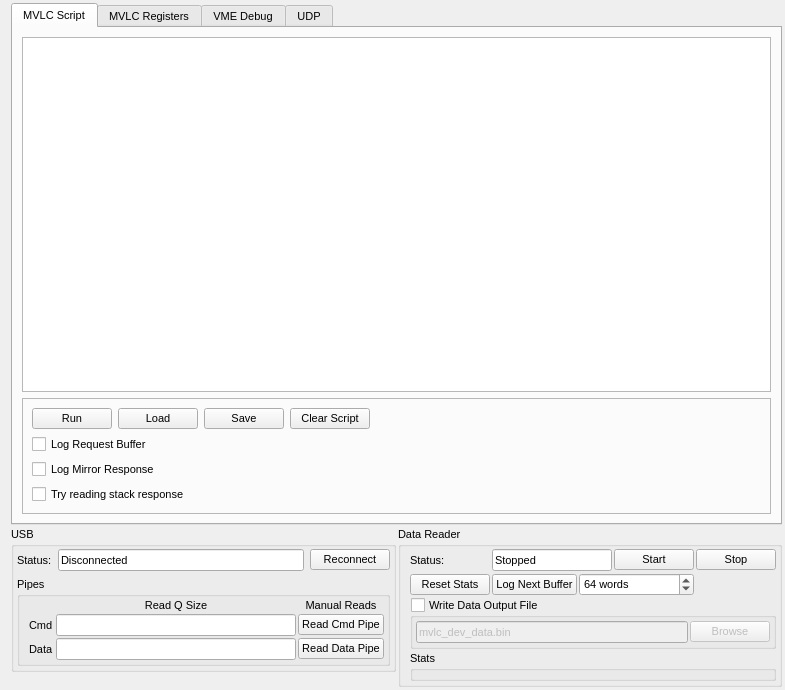
First picture: the form in src/mvlc/mvlc_dev_ui.ui, repository flueke/mvme, before the edit.
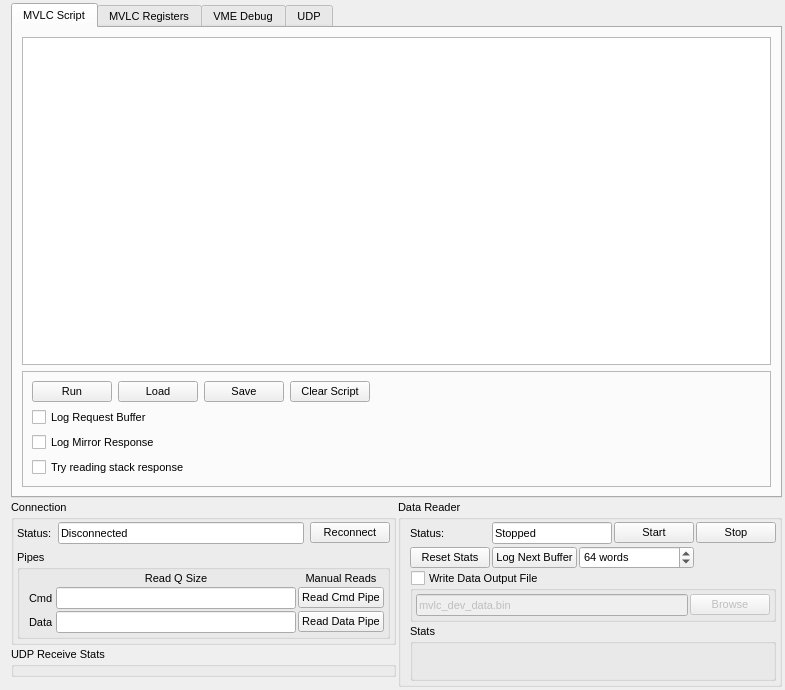
Second picture: the form after the edit.

Commit message: mvlc dev gui: add udp packet counters

The edit to the form file:
```diff
--- a/src/mvlc/mvlc_dev_ui.ui
+++ b/src/mvlc/mvlc_dev_ui.ui
@@ -252,7 +252,7 @@
      <item row="0" column="0">
       <widget class="QGroupBox" name="groupBox_2">
        <property name="title">
-        <string>USB</string>
+        <string>Connection</string>
        </property>
        <layout class="QVBoxLayout" name="verticalLayout_5">
         <property name="leftMargin">
@@ -381,7 +381,7 @@
        </layout>
       </widget>
      </item>
-     <item row="1" column="0">
+     <item row="2" column="0">
       <spacer name="verticalSpacer">
        <property name="orientation">
         <enum>Qt::Vertical</enum>
@@ -394,7 +394,7 @@
        </property>
       </spacer>
      </item>
-     <item row="0" column="1" rowspan="2">
+     <item row="0" column="1" rowspan="3">
       <widget class="QGroupBox" name="groupBox_3">
        <property name="title">
         <string>Data Reader</string>
@@ -546,6 +546,13 @@
        </layout>
       </widget>
      </item>
+     <item row="1" column="0">
+      <widget class="QGroupBox" name="gb_udpStats">
+       <property name="title">
+        <string>UDP Receive Stats</string>
+       </property>
+      </widget>
+     </item>
     </layout>
    </item>
   </layout>
```
Left out of the diff: 6 changed lines with no effect on the pictures. The commit also changes 1 other file.
